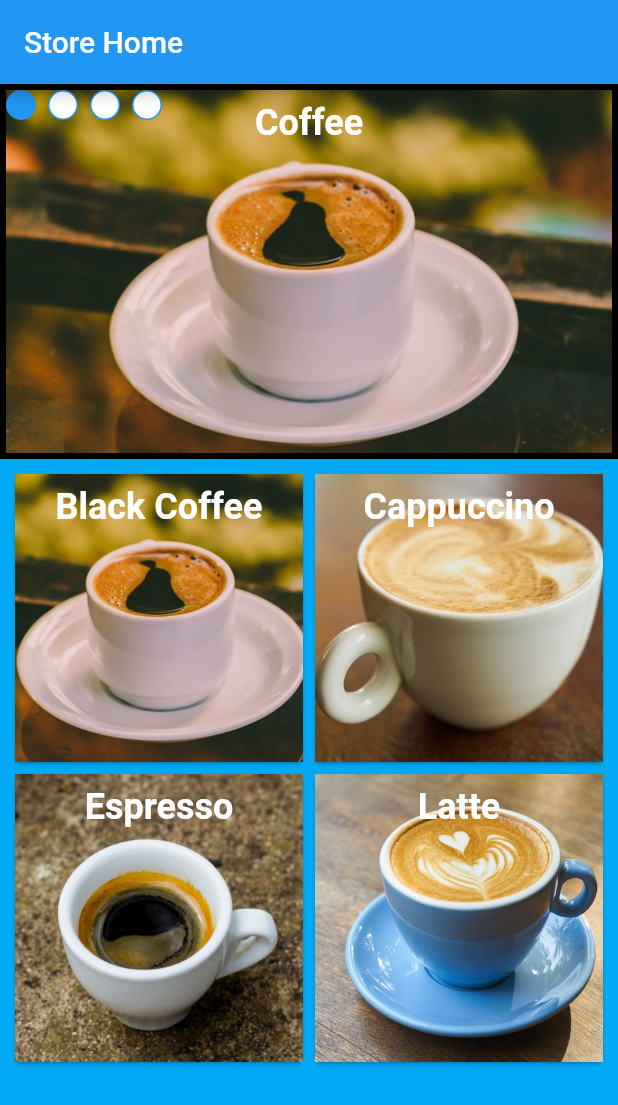
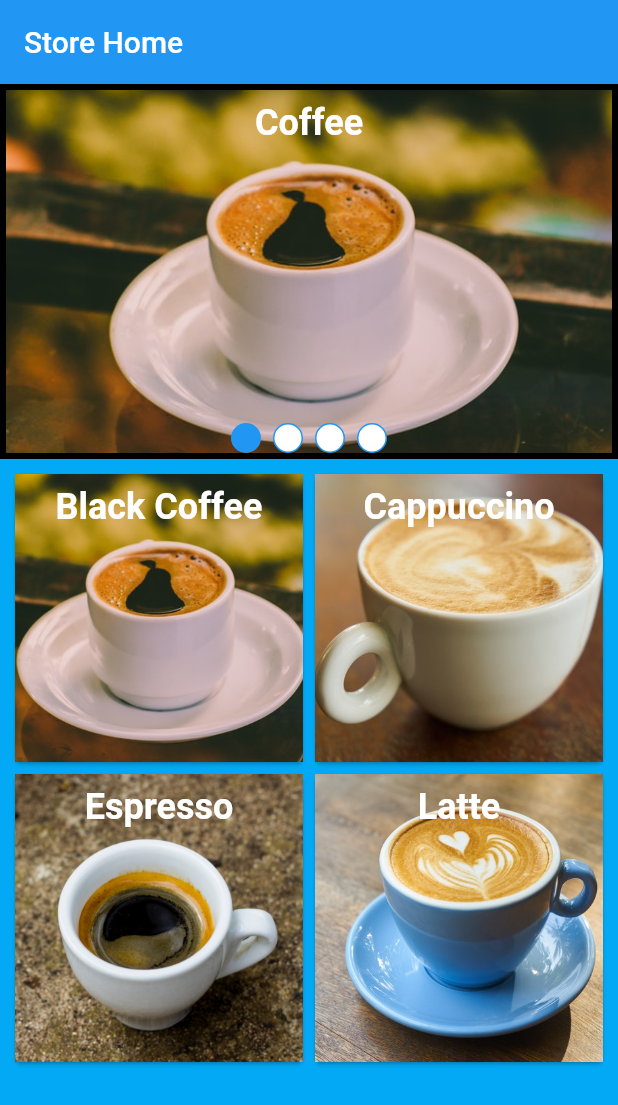
Before and after one commit to ashenmalaka/Flutter_Coffee_Store_App, a Flutter app: the screen it shows after launch, on a phone screen of 412 x 824 dp. Shown: the top 1105 px of the screen. Run offline on Flutter 3.47's test engine with Material 2 defaults, Android fonts, the phone set to English and light mode, and no system bars.

Commit message:
Added alignment

```diff
--- a/coffee_store_app/lib/widget/DrinksCarousel.dart
+++ b/coffee_store_app/lib/widget/DrinksCarousel.dart
@@ -45,10 +45,13 @@ class _DrinksCarouselState extends State<DrinksCarousel>
               );
             }).toList(),
            ),
-           TabPageSelector(
-             controller: _tabController,
-             color: Colors.white,
-             indicatorSize: 20.0,
+           Align(
+             alignment: Alignment.bottomCenter,
+             child: TabPageSelector(
+               controller: _tabController,
+               color: Colors.white,
+               indicatorSize: 20.0,
+             ),
            )
           ],
 
```
